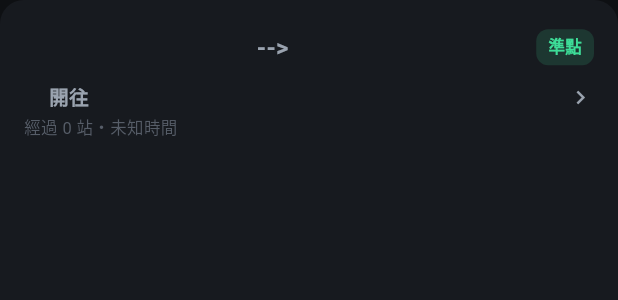
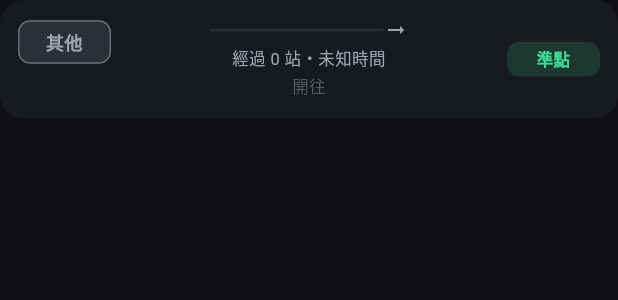
Before and after one commit to Nimiaoder/taiwan_transit, a Flutter app: the TimetableListTile widget shown alone on an empty page, opened directly with empty values, on a phone screen of 412 x 824 dp. Shown: the top 300 px of the screen. Run offline on Flutter 3.47's test engine with Material 3 defaults, Android fonts, the phone set to English and light mode, and no system bars; our stand-ins replace geolocator, package_info_plus, sqflite; accounts and stored records are empty; network calls fail.

Commit message:
美化ui介面並將部分程式調整路徑 方便維護

```diff
--- a/lib/core/theme/app_theme.dart
+++ b/lib/core/theme/app_theme.dart
@@ -30,6 +30,37 @@ class AppColors {
   static const Color divider = Color(0xFF2A2F37);
   static const Color error = Color(0xFFFF6B6B);
   static const Color warning = Color(0xFFFFC15E);
+
+  // ---------------------------------------------------------------
+  // 標題列（Title Bar）配色：全 App 共用的藍色漸層
+  // ---------------------------------------------------------------
+  /// 標題列漸層起始色（較深的藍）
+  static const Color titleBarStart = Color(0xFF10428F);
+
+  /// 標題列漸層結束色（較亮的藍）
+  static const Color titleBarEnd = Color(0xFF2E80DE);
+
+  /// 標題列上的文字 / 圖示顏色
+  static const Color titleBarForeground = Color(0xFFF7FAFF);
+
+  /// 標題列上「未選取」文字（例如 TabBar 未選中的頁籤）
+  static const Color titleBarMuted = Color(0xFFBFD6F5);
+
+  /// 標題列漸層（由左上到右下），集中在此方便日後統一調整風格
+  static const LinearGradient titleBarGradient = LinearGradient(
+    begin: Alignment.topLeft,
+    end: Alignment.bottomRight,
+    colors: [titleBarStart, titleBarEnd],
+  );
+
+  // ---------------------------------------------------------------
+  // 車種識別色（結果頁 / 詳細頁的車種標籤共用）
+  // ---------------------------------------------------------------
+  static const Color trainLocal = Color(0xFF2F80ED); // 區間：藍
+  static const Color trainLocalExpress = Color(0xFF56CCF2); // 區間快：淺藍
+  static const Color trainExpress = Color(0xFFF2994A); // 自強 / 普悠瑪 / 太魯閣：橘
+  static const Color trainChuKuang = Color(0xFFF2B14A); // 莒光：橘（偏黃）
+  static const Color trainOther = Color(0xFF9AA3AF); // 其他車種：灰
 }
 
 class AppTheme {
@@ -46,16 +77,30 @@ class AppTheme {
         surface: AppColors.surface,
         error: AppColors.error,
       ),
+      // 標題列預設樣式：底色由 AppTopBar 的漸層負責，這裡統一文字與圖示樣式
       appBarTheme: const AppBarTheme(
-        backgroundColor: AppColors.background,
-        foregroundColor: AppColors.textPrimary,
+        backgroundColor: AppColors.titleBarStart,
+        foregroundColor: AppColors.titleBarForeground,
+        iconTheme: IconThemeData(color: AppColors.titleBarForeground),
+        actionsIconTheme: IconThemeData(color: AppColors.titleBarForeground),
         elevation: 0,
+        scrolledUnderElevation: 0,
         centerTitle: false,
         titleTextStyle: TextStyle(
-          color: AppColors.textPrimary,
+          color: AppColors.titleBarForeground,
           fontSize: 20,
           fontWeight: FontWeight.w700,
+          letterSpacing: 0.5,
         ),
+      ),
+      // 標題列下方的頁籤（結果頁車種切換）也套用標題列配色
+      tabBarTheme: const TabBarThemeData(
+        labelColor: AppColors.titleBarForeground,
+        unselectedLabelColor: AppColors.titleBarMuted,
+        indicatorColor: AppColors.titleBarForeground,
+        dividerColor: Colors.transparent,
+        labelStyle: TextStyle(fontSize: 14, fontWeight: FontWeight.w700),
+        unselectedLabelStyle: TextStyle(fontSize: 14, fontWeight: FontWeight.w600),
       ),
       cardTheme: CardThemeData(
         color: AppColors.surface,
--- a/lib/core/train_category.dart
+++ b/lib/core/train/train_category.dart
@@ -8,6 +8,10 @@
 ///
 /// 分類邏輯用「車種名稱關鍵字比對」而非 TrainTypeID/TrainTypeCode，
 /// 因為 TDX 的名稱字串比較穩定好懂，也不用擔心猜錯代碼。
+import 'package:flutter/material.dart';
+
+import '../theme/app_theme.dart';
+
 enum TrainCategory {
   interval, // 區間
   intervalFast, // 區間快
@@ -55,6 +59,33 @@ class TrainCategoryUtil {
     }
   }
 
+  /// 車種對應的識別色（結果頁 / 詳細頁的車種標籤共用）。
+  /// 之後要調整配色只需改 [AppColors] 裡的車種色票，不必動到畫面程式。
+  static Color color(TrainCategory category) {
+    switch (category) {
+      case TrainCategory.interval:
+        return AppColors.trainLocal; // 區間：藍
+      case TrainCategory.intervalFast:
+        return AppColors.trainLocalExpress; // 區間快：淺藍
+      case TrainCategory.tzeChiang:
+      case TrainCategory.puyuma:
+      case TrainCategory.taroko:
+        return AppColors.trainExpress; // 自強 / 普悠瑪 / 太魯閣：橘
+      case TrainCategory.chuKuang:
+        return AppColors.trainChuKuang; // 莒光：橘（偏黃）
+      case TrainCategory.other:
+        return AppColors.trainOther; // 其他：灰
+    }
+  }
+
+  /// 直接用 TDX 原始車種名稱取得顏色（畫面最常用的入口）
+  static Color colorOfName(String trainTypeName) =>
+      color(categorize(trainTypeName));
+
+  /// 直接用 TDX 原始車種名稱取得簡化後的顯示名稱
+  static String labelOfName(String trainTypeName) =>
+      label(categorize(trainTypeName));
+
   /// 是否屬於「區間」大群組（頁籤用）
   static bool isLocalGroup(TrainCategory category) =>
       category == TrainCategory.interval || category == TrainCategory.intervalFast;
--- a/lib/core/train_type_catalog.dart
+++ b/lib/core/train/train_type_catalog.dart
@@ -1,4 +1,4 @@
-import '../models/tra_models.dart';
+import '../../models/train/tra_models.dart';
 
 /// =====================================================================
 /// 車種預設清單（Fallback）
--- a/lib/screens/settings_screen.dart
+++ b/lib/screens/settings_screen.dart
@@ -2,6 +2,7 @@ import 'package:flutter/material.dart';
 import 'package:package_info_plus/package_info_plus.dart';
 
 import '../core/theme/app_theme.dart';
+import '../widgets/app_top_bar.dart';
 
 /// =====================================================================
 /// 設定頁面
@@ -37,7 +38,8 @@ class _SettingsScreenState extends State<SettingsScreen> {
   @override
   Widget build(BuildContext context) {
     return Scaffold(
-      appBar: AppBar(title: const Text('設定')),
+      // 設定頁本身不再顯示右上角設定按鈕，避免重複進入
+      appBar: const AppTopBar(title: '設定', showSettings: false),
       body: ListView(
         padding: const EdgeInsets.all(20),
         children: [
@@ -54,7 +56,7 @@ class _SettingsScreenState extends State<SettingsScreen> {
               leading: const Icon(Icons.info_outline, color: AppColors.primary),
               title: const Text('版本'),
               trailing: Text(
-                _version.isEmpty ? '載入中…' : 'v$_version ($_buildNumber)',
+                _version.isEmpty ? '載入中…' : 'v$_version',
                 style: const TextStyle(
                     color: AppColors.textSecondary, fontWeight: FontWeight.w600),
               ),
--- a/lib/services/tra_service.dart
+++ b/lib/services/train/tra_service.dart
@@ -2,9 +2,9 @@ import 'dart:async';
 import 'dart:convert';
 import 'package:http/http.dart' as http;
 
-import '../config/tdx_config.dart';
-import '../models/tra_models.dart';
-import 'tdx_auth_service.dart';
+import '../../config/tdx_config.dart';
+import '../../models/train/tra_models.dart';
+import '../tdx_auth_service.dart';
 
 /// =====================================================================
 /// 台鐵（TRA）資料服務
--- a/lib/widgets/timetable_list_tile.dart
+++ /dev/null
@@ -1,160 +0,0 @@
-import 'package:flutter/material.dart';
-
-import '../core/theme/app_theme.dart';
-import '../models/tra_models.dart';
-
-/// 時刻表清單中的單一列（重新設計版）。
-///
-/// 版面由上到下：
-/// 1. 出發時間 --> 抵達時間（置中）　　狀態徽章（準點/誤點/已過站/尚未發車）
-/// 2. 車種＋車次號、開往XX
-/// 3. 經過幾站・行駛時間（小字）
-///
-/// [isPast] 為 true 時（已過站/已發車）會整列反灰處理。
-class TimetableListTile extends StatelessWidget {
-  final TraTimetableEntry entry;
-  final TraLiveBoard? liveBoard;
-  final bool isPast;
-  final VoidCallback onTap;
-
-  const TimetableListTile({
-    super.key,
-    required this.entry,
-    required this.liveBoard,
-    required this.isPast,
-    required this.onTap,
-  });
-
-  @override
-  Widget build(BuildContext context) {
-    final info = entry.trainInfo;
-    final origin = entry.originStopTime;
-    final dest = entry.destinationStopTime;
-
-    return Opacity(
-      opacity: isPast ? 0.4 : 1.0,
-      child: Material(
-        color: AppColors.surface,
-        borderRadius: BorderRadius.circular(16),
-        child: InkWell(
-          borderRadius: BorderRadius.circular(16),
-          onTap: onTap,
-          child: Padding(
-            padding: const EdgeInsets.all(16),
-            child: Column(
-              crossAxisAlignment: CrossAxisAlignment.start,
-              children: [
-                // 第一行：出發時間 --> 抵達時間（置中）+ 狀態徽章
-                Row(
-                  crossAxisAlignment: CrossAxisAlignment.center,
-                  children: [
-                    Expanded(
-                      child: Center(
-                        child: Row(
-                          mainAxisSize: MainAxisSize.min,
-                          children: [
-                            Text(
-                              _formatTime(origin.departureTime),
-                              style: const TextStyle(
-                                  fontSize: 22, fontWeight: FontWeight.w800),
-                            ),
-                            Padding(
-                              padding:
-                                  const EdgeInsets.symmetric(horizontal: 10),
-                              child: Text(
-                                '-->',
-                                style: const TextStyle(
-                                    fontSize: 16,
-                                    fontWeight: FontWeight.w700,
-                                    color: AppColors.textSecondary),
-                              ),
-                            ),
-                            Text(
-                              _formatTime(dest.arrivalTime),
-                              style: const TextStyle(
-                                  fontSize: 22, fontWeight: FontWeight.w800),
-                            ),
-                          ],
-                        ),
-                      ),
-                    ),
-                    const SizedBox(width: 10),
-                    _buildStatusBadge(),
-                  ],
-                ),
-                const SizedBox(height: 8),
-                // 第二行：車種、車次號、開往XX
-                Row(
-                  children: [
-                    Expanded(
-                      child: Text(
-                        '${info.trainTypeName.isEmpty ? '' : info.trainTypeName} ${info.trainNo}　開往 ${info.endingStationName}',
-                        style: const TextStyle(
-                            fontSize: 13,
-                            color: AppColors.textSecondary,
-                            fontWeight: FontWeight.w600),
-                        overflow: TextOverflow.ellipsis,
-                      ),
-                    ),
-                    const Icon(Icons.chevron_right,
-                        size: 18, color: AppColors.textSecondary),
-                  ],
-                ),
-                const SizedBox(height: 2),
-                // 第三行：經過幾站・行駛時間
-                Text(
-                  '經過 ${entry.stopsBetween} 站・${_formatDuration(entry.durationMinutes)}',
-                  style: const TextStyle(
-                      fontSize: 11, color: AppColors.textDisabled),
-                ),
-              ],
-            ),
-          ),
-        ),
-      ),
-    );
-  }
-
-  Widget _buildStatusBadge() {
-    if (isPast) {
-      return _badge('已過站', AppColors.textDisabled);
-    }
-    if (liveBoard != null) {
-      if (liveBoard!.isDelayed) {
-        return _badge('誤點${liveBoard!.delayTime}分', AppColors.warning);
-      }
-      return _badge('準點', AppColors.primary);
-    }
-    // 還沒有即時動態資料（通常代表車次尚未發車、或還不在即時看板範圍內）
-    return _badge('尚未發車', AppColors.textSecondary);
-  }
-
-  Widget _badge(String text, Color color) {
-    return Container(
-      padding: const EdgeInsets.symmetric(horizontal: 8, vertical: 4),
-      decoration: BoxDecoration(
-        color: color.withOpacity(0.15),
-        borderRadius: BorderRadius.circular(8),
-      ),
-      child: Text(
-        text,
-        style: TextStyle(
-            fontSize: 11, color: color, fontWeight: FontWeight.w800),
-      ),
-    );
-  }
-
-  /// TDX 回傳的時間有時候是 "HH:mm"，有時候是 "HH:mm:ss"，統一裁成 "HH:mm"
-  static String _formatTime(String raw) {
-    if (raw.length >= 5) return raw.substring(0, 5);
-    return raw;
-  }
-
-  static String _formatDuration(int minutes) {
-    if (minutes <= 0) return '未知時間';
-    if (minutes < 60) return '$minutes 分鐘';
-    final h = minutes ~/ 60;
-    final m = minutes % 60;
-    return m == 0 ? '$h 小時' : '$h 小時 $m 分';
-  }
-}
--- a/lib/widgets/region_station_picker_sheet.dart
+++ b/lib/widgets/train/region_station_picker_sheet.dart
@@ -1,8 +1,8 @@
 import 'package:flutter/material.dart';
 
-import '../core/theme/app_theme.dart';
-import '../core/tra_stations.dart';
-import '../models/tra_models.dart';
+import '../../core/theme/app_theme.dart';
+import '../../core/train/tra_stations.dart';
+import '../../models/train/tra_models.dart';
 
 /// =====================================================================
 /// 「先選地區、再選車站」的兩欄式選擇畫面
--- a/lib/widgets/station_picker_sheet.dart
+++ b/lib/widgets/train/station_picker_sheet.dart
@@ -1,7 +1,7 @@
 import 'package:flutter/material.dart';
 
-import '../core/theme/app_theme.dart';
-import '../models/tra_models.dart';
+import '../../core/theme/app_theme.dart';
+import '../../models/train/tra_models.dart';
 
 /// 選擇車站用的 BottomSheet，附搜尋功能。
 /// 用於「起站」「迄站」的選擇，兩者共用同一個元件。
--- a/lib/widgets/stop_time_tile.dart
+++ b/lib/widgets/train/stop_time_tile.dart
@@ -1,7 +1,7 @@
 import 'package:flutter/material.dart';
 
-import '../core/theme/app_theme.dart';
-import '../models/tra_models.dart';
+import '../../core/theme/app_theme.dart';
+import '../../models/train/tra_models.dart';
 
 /// 車次詳細頁中，單一車站的停靠列（含上下連接線）。
 ///
--- /dev/null
+++ b/lib/widgets/train/timetable_list_tile.dart
@@ -0,0 +1,241 @@
+import 'package:flutter/material.dart';
+
+import '../../core/theme/app_theme.dart';
+import '../../core/train/train_category.dart';
+import '../../models/train/tra_models.dart';
+
+/// =====================================================================
+/// 時刻表清單中的單一列（欄位對齊版）
+/// =====================================================================
+/// 版面由左到右分成 5 個「欄位」，每一列的欄位寬度固定，
+/// 因此整份清單上下看起來會完全對齊：
+///
+///   [ 區間        ] [ 出發時間 ] [    ---->     ] [ 到站時間 ] [ 準點  ]
+///   [ 1234(車號)  ]              [ 經過 8 站 32 分鐘 ]
+///                                [ 開往 潮州     ]
+///
+/// 車種標籤採用與 [TraTrainDetailScreen] 相同的「圓角色塊」風格，
+/// 並依車種給不同顏色（區間藍 / 區間快淺藍 / 自強、普悠瑪、太魯閣橘 /
+/// 莒光橘偏黃），顏色定義集中在 [TrainCategoryUtil.colorOfName]。
+///
+/// [isPast] 為 true 時（已過站/已發車）會整列反灰處理。
+class TimetableListTile extends StatelessWidget {
+  /// 各欄位寬度（Expanded 的中間欄除外），統一管理方便日後微調
+  static const double _typeColumnWidth = 62;
+  static const double _timeColumnWidth = 54;
+  static const double _statusColumnWidth = 62;
+  static const double _columnGap = 6;
+
+  final TraTimetableEntry entry;
+  final TraLiveBoard? liveBoard;
+  final bool isPast;
+  final VoidCallback onTap;
+
+  const TimetableListTile({
+    super.key,
+    required this.entry,
+    required this.liveBoard,
+    required this.isPast,
+    required this.onTap,
+  });
+
+  @override
+  Widget build(BuildContext context) {
+    final info = entry.trainInfo;
+    final origin = entry.originStopTime;
+    final dest = entry.destinationStopTime;
+
+    return Opacity(
+      opacity: isPast ? 0.4 : 1.0,
+      child: Material(
+        color: AppColors.surface,
+        borderRadius: BorderRadius.circular(16),
+        child: InkWell(
+          borderRadius: BorderRadius.circular(16),
+          onTap: onTap,
+          child: Padding(
+            padding: const EdgeInsets.symmetric(horizontal: 12, vertical: 12),
+            child: Row(
+              // 每個欄位都置中對齊，確保上下列的視覺基準一致
+              crossAxisAlignment: CrossAxisAlignment.center,
+              children: [
+                // 欄位 1：車種色塊 + 車次號
+                SizedBox(
+                  width: _typeColumnWidth,
+                  child: _buildTrainTypeColumn(info),
+                ),
+                const SizedBox(width: _columnGap),
+                // 欄位 2：出發時間
+                SizedBox(
+                  width: _timeColumnWidth,
+                  child: _buildTimeText(origin.departureTime),
+                ),
+                const SizedBox(width: _columnGap),
+                // 欄位 3：箭頭 + 經過站數/行駛時間 + 開往
+                Expanded(child: _buildMiddleColumn(info)),
+                const SizedBox(width: _columnGap),
+                // 欄位 4：到站時間
+                SizedBox(
+                  width: _timeColumnWidth,
+                  child: _buildTimeText(dest.arrivalTime),
+                ),
+                const SizedBox(width: _columnGap),
+                // 欄位 5：狀態（尚未發車 / 準點 / 誤點 / 已過站）
+                SizedBox(
+                  width: _statusColumnWidth,
+                  child: _buildStatusBadge(),
+                ),
+              ],
+            ),
+          ),
+        ),
+      ),
+    );
+  }
+
+  /// 欄位 1：車種色塊（依車種著色）與車次號
+  Widget _buildTrainTypeColumn(TraTrainInfo info) {
+    final label = TrainCategoryUtil.labelOfName(info.trainTypeName);
+    final color = TrainCategoryUtil.colorOfName(info.trainTypeName);
+    return Column(
+      crossAxisAlignment: CrossAxisAlignment.center,
+      mainAxisSize: MainAxisSize.min,
+      children: [
+        Container(
+          width: double.infinity,
+          padding: const EdgeInsets.symmetric(horizontal: 4, vertical: 5),
+          decoration: BoxDecoration(
+            color: color.withOpacity(0.16),
+            border: Border.all(color: color.withOpacity(0.55)),
+            borderRadius: BorderRadius.circular(8),
+          ),
+          child: Text(
+            label,
+            textAlign: TextAlign.center,
+            maxLines: 1,
+            overflow: TextOverflow.ellipsis,
+            style: TextStyle(
+              fontSize: 12,
+              fontWeight: FontWeight.w800,
+              color: color,
+            ),
+          ),
+        ),
+        const SizedBox(height: 4),
+        Text(
+          info.trainNo,
+          textAlign: TextAlign.center,
+          maxLines: 1,
+          overflow: TextOverflow.ellipsis,
+          style: const TextStyle(
+            fontSize: 13,
+            fontWeight: FontWeight.w700,
+            color: AppColors.textSecondary,
+          ),
+        ),
+      ],
+    );
+  }
+
+  /// 欄位 2 / 4：時間文字（出發、到站共用同一種樣式，確保左右對齊）
+  Widget _buildTimeText(String rawTime) {
+    return Text(
+      _formatTime(rawTime),
+      textAlign: TextAlign.center,
+      maxLines: 1,
+      style: const TextStyle(
+        fontSize: 19,
+        fontWeight: FontWeight.w800,
+        color: AppColors.textPrimary,
+      ),
+    );
+  }
+
+  /// 欄位 3：中間的行程資訊（箭頭 / 經過站數與時間 / 開往終點站）
+  Widget _buildMiddleColumn(TraTrainInfo info) {
+    return Column(
+      mainAxisSize: MainAxisSize.min,
+      crossAxisAlignment: CrossAxisAlignment.center,
+      children: [
+        // 用一條帶箭頭的線表示「起站 → 迄站」
+        Row(
+          children: [
+            Expanded(
+              child: Container(
+                height: 2,
+                decoration: BoxDecoration(
+                  color: AppColors.divider,
+                  borderRadius: BorderRadius.circular(2),
+                ),
+              ),
+            ),
+            const Icon(Icons.arrow_right_alt,
+                size: 16, color: AppColors.textSecondary),
+          ],
+        ),
+        const SizedBox(height: 3),
+        Text(
+          '經過 ${entry.stopsBetween} 站・${_formatDuration(entry.durationMinutes)}',
+          textAlign: TextAlign.center,
+          maxLines: 1,
+          overflow: TextOverflow.ellipsis,
+          style: const TextStyle(fontSize: 11, color: AppColors.textSecondary),
+        ),
+        const SizedBox(height: 2),
+        Text(
+          '開往 ${info.endingStationName}',
+          textAlign: TextAlign.center,
+          maxLines: 1,
+          overflow: TextOverflow.ellipsis,
+          style: const TextStyle(fontSize: 11, color: AppColors.textDisabled),
+        ),
+      ],
+    );
+  }
+
+  /// 欄位 5：即時動態狀態徽章
+  Widget _buildStatusBadge() {
+    if (isPast) {
+      return _badge('已過站', AppColors.textDisabled);
+    }
+    if (liveBoard != null) {
+      if (liveBoard!.isDelayed) {
+        return _badge('誤點${liveBoard!.delayTime}分', AppColors.warning);
+      }
+      return _badge('準點', AppColors.primary);
+    }
+    // 還沒有即時動態資料（通常代表車次尚未發車、或還不在即時看板範圍內）
+    return _badge('尚未發車', AppColors.textSecondary);
+  }
+
+  Widget _badge(String text, Color color) {
+    return Container(
+      padding: const EdgeInsets.symmetric(horizontal: 4, vertical: 5),
+      decoration: BoxDecoration(
+        color: color.withOpacity(0.15),
+        borderRadius: BorderRadius.circular(8),
+      ),
+      child: Text(
+        text,
+        textAlign: TextAlign.center,
+        maxLines: 2,
+        style: TextStyle(
+            fontSize: 11, color: color, fontWeight: FontWeight.w800, height: 1.2),
+      ),
+    );
+  }
+
+  /// TDX 回傳的時間有時候是 "HH:mm"，有時候是 "HH:mm:ss"，統一裁成 "HH:mm"
+  static String _formatTime(String raw) {
+    if (raw.length >= 5) return raw.substring(0, 5);
+    return raw;
+  }
+
+  static String _formatDuration(int minutes) {
+    if (minutes <= 0) return '未知時間';
+    if (minutes < 60) return '$minutes 分鐘';
+    final h = minutes ~/ 60;
+    final m = minutes % 60;
+    return m == 0 ? '$h 小時' : '$h 小時 $m 分';
+  }
+}
--- a/lib/widgets/train_type_selector.dart
+++ b/lib/widgets/train/train_type_selector.dart
@@ -1,7 +1,7 @@
 import 'package:flutter/material.dart';
 
-import '../core/theme/app_theme.dart';
-import '../models/tra_models.dart';
+import '../../core/theme/app_theme.dart';
+import '../../models/train/tra_models.dart';
 
 /// 車種勾選清單（預設全勾）。
 class TrainTypeSelector extends StatelessWidget {
```
Also changed, not shown: lib/screens/home_screen.dart (+4 -16 lines), lib/screens/train/tra_results_screen.dart (renamed from lib/screens/tra_results_screen.dart, +11 -12 lines), lib/screens/train/tra_search_screen.dart (renamed from lib/screens/tra_search_screen.dart, +40 -10 lines), lib/screens/train/tra_train_detail_screen.dart (renamed from lib/screens/tra_train_detail_screen.dart, +13 -9 lines), lib/widgets/app_top_bar.dart (added, +90 -0 lines), lib/core/train/tra_stations.dart (renamed from lib/core/tra_stations.dart), lib/models/train/tra_models.dart (renamed from lib/models/tra_models.dart).
